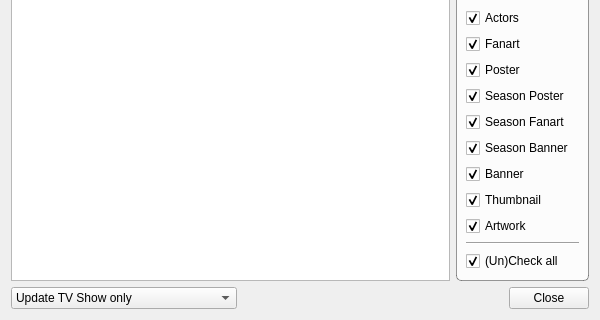
This is tvShows/TvShowSearch.ui in Komet/MediaElch as Qt 5 draws it before an edit; both pictures show x 0 to 600 and y 329 to 649 of the 600 by 649 pixel window. The edited form follows.
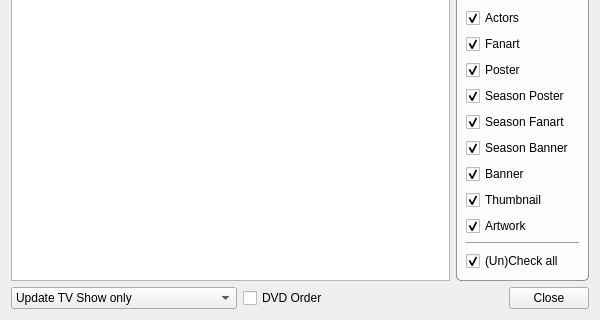
This is the edited form. Icons and pictures are not drawn. Custom widgets are drawn as their Qt base class.

What changed in the file:
```diff
--- a/tvShows/TvShowSearch.ui
+++ b/tvShows/TvShowSearch.ui
@@ -371,6 +371,13 @@
        </item>
       </widget>
      </item>
+     <item>
+      <widget class="QCheckBox" name="chkDvdOrder">
+       <property name="text">
+        <string>DVD Order</string>
+       </property>
+      </widget>
+     </item>
      <item>
       <spacer name="horizontalSpacer_4">
        <property name="orientation">
```
